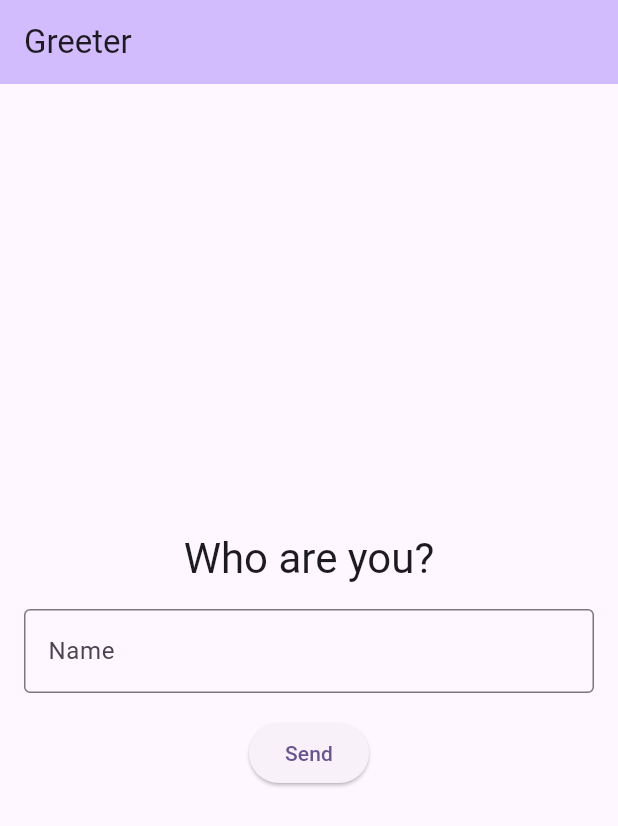
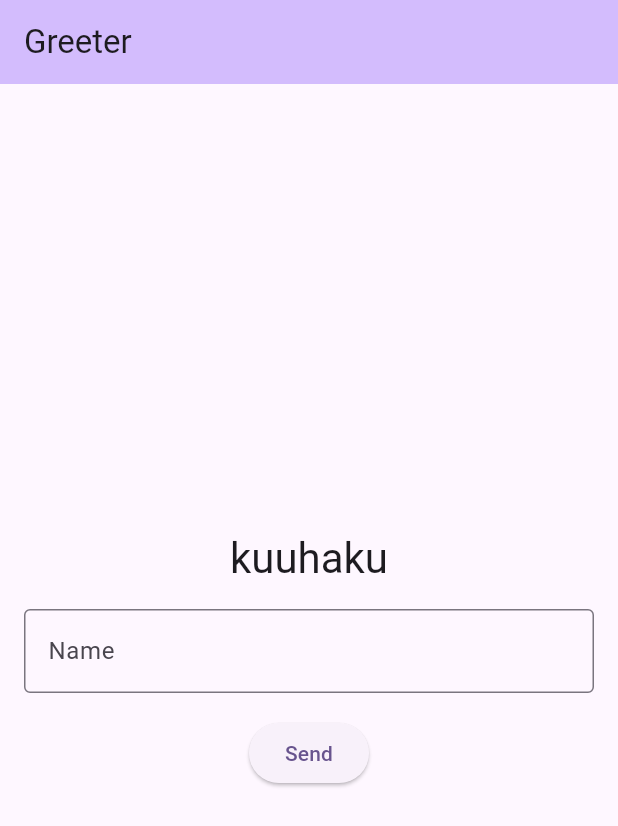
Before and after one commit to Hosoda-abo/greeter-flutter, a Flutter app: the screen it shows after launch, after a tap on "Send", on a phone screen of 412 x 824 dp. Shown: the top 826 px of the screen. Run offline on Flutter 3.47's test engine with Material 3 defaults, Android fonts, the phone set to English and light mode, and no system bars.

Commit message:
refactor: コメントの追加とファイルを分けた

```diff
--- a/lib/main.dart
+++ b/lib/main.dart
@@ -1,6 +1,5 @@
-import 'dart:convert';
 import 'package:flutter/material.dart';
-import 'package:http/http.dart' as http;
+import 'package:greeter/fetchgreeting.dart';
 
 void main() {
   runApp(const MyApp());
@@ -8,7 +7,7 @@
 
 class MyApp extends StatelessWidget {
   const MyApp({super.key});
-
+//ヘッダー
   @override
   Widget build(BuildContext context) {
     return MaterialApp(
@@ -33,41 +32,30 @@
 
 class _MyHomePageState extends State<MyHomePage> {
   final TextEditingController _controller = TextEditingController();
-  late Future<String> greeting = Future(() => "Who are you?");
+  late Future<String> greeting =
+      Future(() => "Who are you?"); //初期値として Who are you?を設定
 
+//入力された名前を全部消したら
   void _onNameChanged() {
     setState(() {
       if (_controller.text.isEmpty) {
-        greeting = Future(() => "Who are you?");
+        greeting = Future(() => "zenbukesitara");
       }
     });
   }
 
+//ボタンを押した時に空白だった時に返す
   void _onSubmitButtonTapped() {
     setState(() {
       if (_controller.text.isEmpty) {
-        greeting = Future(() => "Who are you?");
+        greeting = Future(() => "kuuhaku");
         return;
       }
-      greeting = fetchGreeting();
+      greeting = fetchGreeting(_controller);
     });
   }
 
-  Future<String> fetchGreeting() async {
-    final response = await http.get(
-      Uri.parse(
-        'https://greeter-api.vercel.app/hello?name=${_controller.text}',
-      ),
-    );
-
-    if (response.statusCode == 200) {
-      final greeting = Greeting.fromJson(jsonDecode(response.body));
-      return greeting.message;
-    } else {
-      throw Exception('Failed to load greeting');
-    }
-  }
-
+//UI的部分
   @override
   Widget build(BuildContext context) {
     return Scaffold(
@@ -87,12 +75,13 @@
                     return const Text('Who are you?');
                   case ConnectionState.active:
                     return const Text('Who are you?');
-                  case ConnectionState.waiting:
+                  case ConnectionState.waiting: //APIからの応答を待っている時に表示する
                     return const CircularProgressIndicator();
-                  case ConnectionState.done:
+                  case ConnectionState.done: //APIからの応答が返ってきた
                     if (snapshot.hasError) {
                       return Text('Error: ${snapshot.error}');
                     } else if (snapshot.hasData) {
+                      //greetingの値がある時
                       return Text(
                         snapshot.data.toString(),
                         style: Theme.of(context).textTheme.headlineMedium,
@@ -126,17 +115,3 @@
     );
   }
 }
-
-final class Greeting {
-  final String message;
-
-  const Greeting({
-    required this.message,
-  });
-
-  factory Greeting.fromJson(Map<String, dynamic> json) {
-    return Greeting(
-      message: json['message'] as String,
-    );
-  }
-}
```
Also changed, not shown: lib/fetchgreeting.dart (added, +21 -0 lines), lib/greeting.dart (added, +13 -0 lines).
